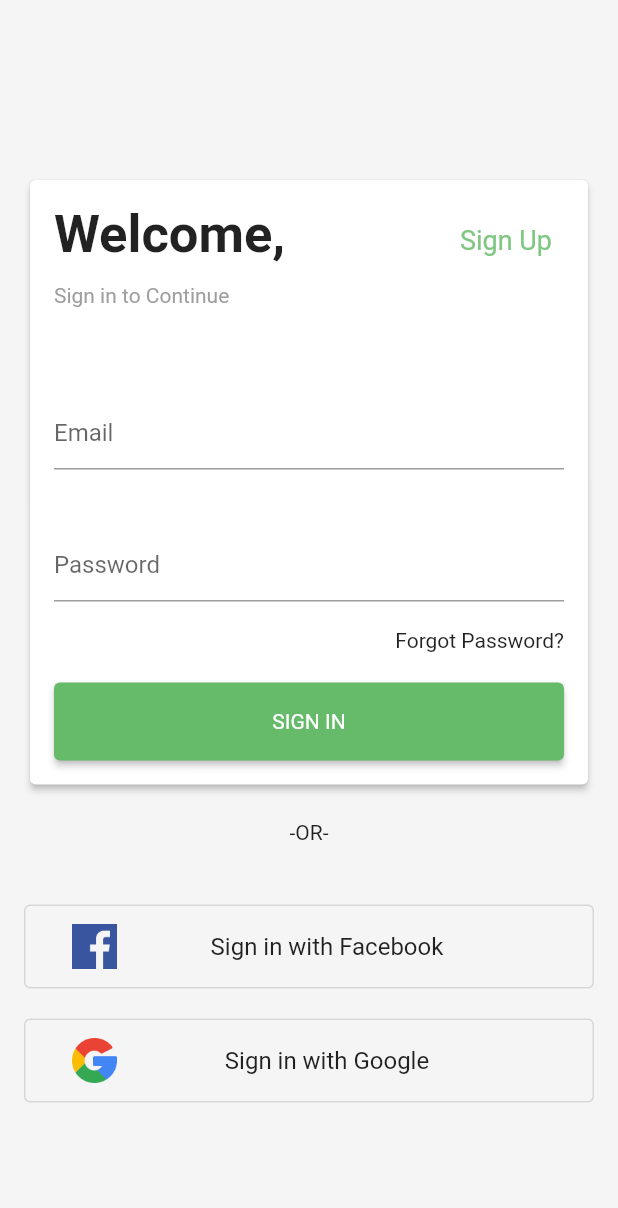
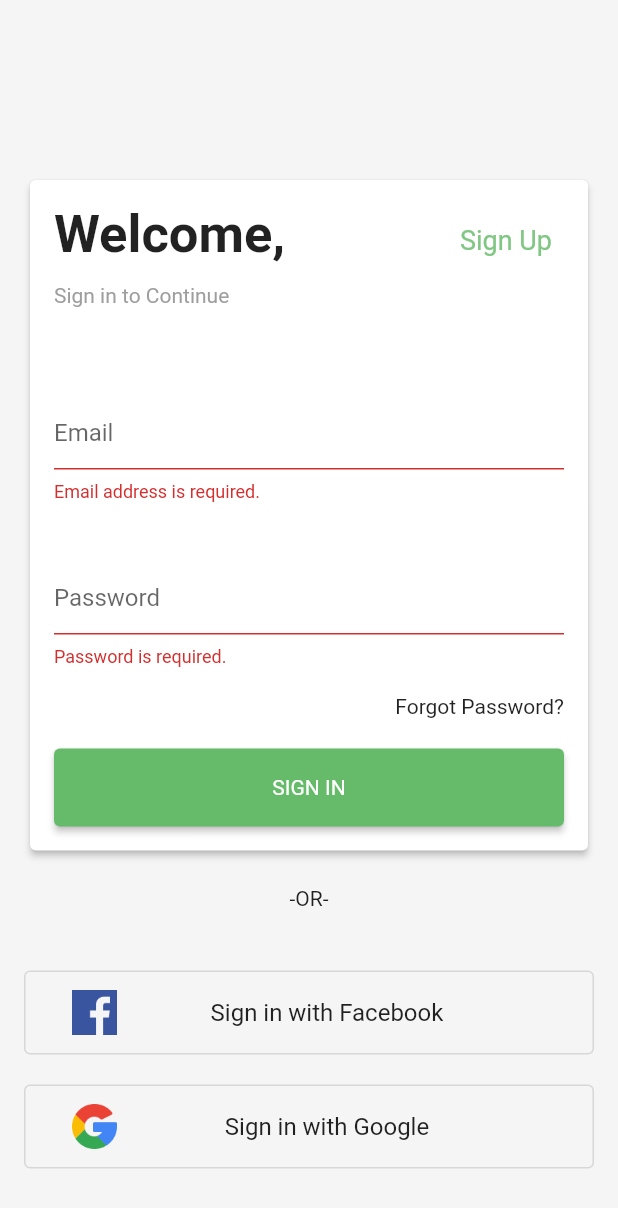
Before and after one commit to ryanrawlinson/savvy_shopper, a Flutter app: the screen it shows after launch, after a tap on "SIGN IN", on a phone screen of 412 x 824 dp. Shown: the top 1208 px of the screen. Run offline on Flutter 3.47's test engine with Material 2 defaults, Android fonts, the phone set to English and light mode, and no system bars; our stand-ins replace firebase_auth, firebase_core, modal_progress_hud; accounts and stored records are empty.

Commit message:
- Added form validation for login.

```diff
--- a/lib/components/registration_textfield.dart
+++ b/lib/components/registration_textfield.dart
@@ -6,16 +6,18 @@ class RegistrationTextField extends StatelessWidget {
     @required this.labelText,
     this.isPasswordEnabled = false,
     this.onChanged,
+    this.errorMessage,
   });
 
   final TextInputType inputType;
   final String labelText;
   final bool isPasswordEnabled;
   final Function onChanged;
+  final String errorMessage;
 
   @override
   Widget build(BuildContext context) {
-    return TextField(
+    return TextFormField(
       keyboardType: inputType,
       obscureText: isPasswordEnabled,
       decoration: InputDecoration(
@@ -23,6 +25,13 @@ class RegistrationTextField extends StatelessWidget {
         contentPadding: EdgeInsets.only(bottom: 0.0),
       ),
       onChanged: onChanged,
+      validator: (value) {
+        if (value.isEmpty || value == null) {
+          return errorMessage;
+        }
+
+        return null;
+      },
     );
   }
 }
--- a/lib/screens/login_screen.dart
+++ b/lib/screens/login_screen.dart
@@ -5,6 +5,7 @@ import 'package:savvy_shopper/authentication/auth_manager.dart';
 import 'package:savvy_shopper/components/registration_submit_button.dart';
 import 'package:savvy_shopper/components/registration_textfield.dart';
 import 'package:savvy_shopper/components/social_signin_button.dart';
+import 'package:savvy_shopper/utilities/constants.dart';
 
 class LoginScreen extends StatefulWidget {
   @override
@@ -13,9 +14,9 @@ class LoginScreen extends StatefulWidget {
 
 class _LoginScreenState extends State<LoginScreen> {
   final AuthManager _authManager = AuthManager();
+  final _formKey = GlobalKey<FormState>();
   String _email;
   String _password;
-  bool _isSuccess = false;
   bool _isLoading = false;
 
   @override
@@ -85,6 +86,8 @@ class _LoginScreenState extends State<LoginScreen> {
                           ),
                           Container(
                             margin: EdgeInsets.only(top: 60.0),
+                            child: Form(
+                              key: _formKey,
                               child: Column(
                                 mainAxisAlignment: MainAxisAlignment.start,
                                 crossAxisAlignment: CrossAxisAlignment.stretch,
@@ -92,6 +95,7 @@ class _LoginScreenState extends State<LoginScreen> {
                                   RegistrationTextField(
                                     inputType: TextInputType.emailAddress,
                                     labelText: 'Email',
+                                    errorMessage: 'Email address is required.',
                                     onChanged: (value) {
                                       print(value);
                                       _email = value;
@@ -104,6 +108,7 @@ class _LoginScreenState extends State<LoginScreen> {
                                     inputType: TextInputType.visiblePassword,
                                     labelText: 'Password',
                                     isPasswordEnabled: true,
+                                    errorMessage: 'Password is required.',
                                     onChanged: (value) {
                                       _password = value;
                                     },
@@ -129,16 +134,25 @@ class _LoginScreenState extends State<LoginScreen> {
                                           _isLoading = true;
                                         });
 
-                                      UserCredential user;
+                                        if (_formKey.currentState.validate()) {
                                           try {
-                                        user = await _authManager
+                                            UserCredential user =
+                                                await _authManager
                                                     .signInWithEmailAndPassword(
                                                         email: _email,
                                                         password: _password);
 
                                             print(user);
                                           } catch (e) {
-                                        print(e);
+                                            setState(() {
+                                              _isLoading = false;
+                                            });
+
+                                            showAlertDialog(
+                                                context,
+                                                'Login Failed',
+                                                'Your login information is incorrect please try again.');
+                                          }
                                         }
 
                                         setState(() {
@@ -148,6 +162,7 @@ class _LoginScreenState extends State<LoginScreen> {
                                     ),
                                   )
                                 ],
+                              ),
                             ),
                           )
                         ],
```
Also changed, not shown: lib/utilities/constants.dart (+20 -0 lines). Lines whose indentation alone changed are shown as unchanged.
